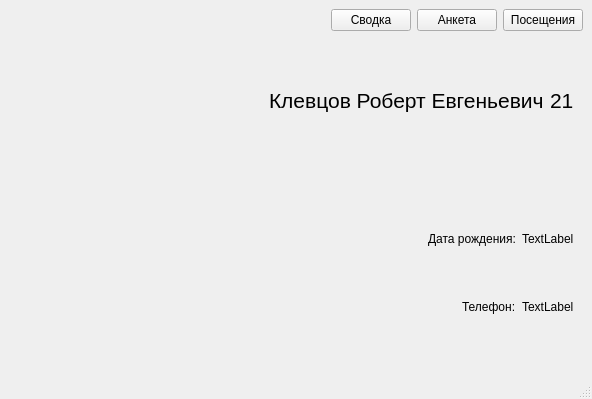
This is mainwindow.ui in robertoDeSPb/clientBaseApp as Qt 5 draws it before an edit. The edited form follows.
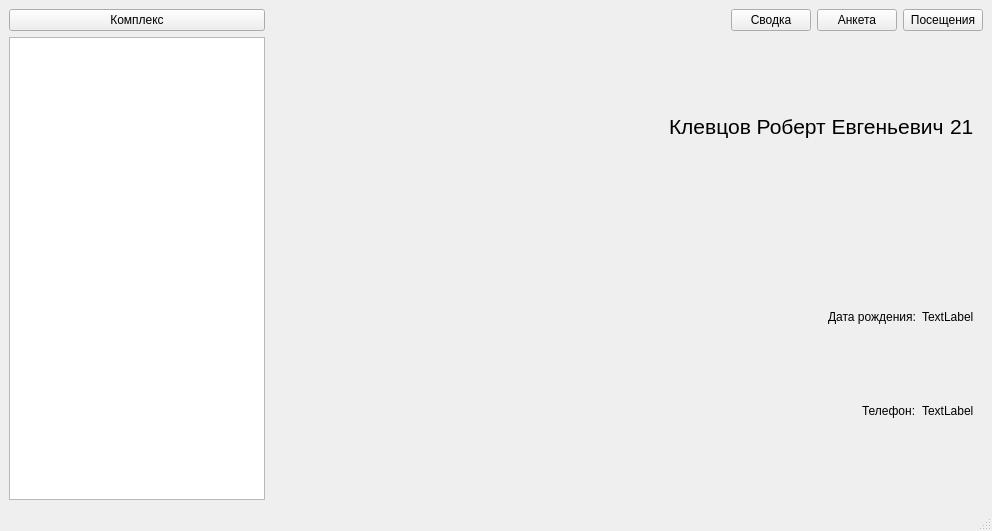
This is the edited form. Icons and pictures are not drawn.

Patch:
```diff
--- a/mainwindow.ui
+++ b/mainwindow.ui
@@ -6,8 +6,8 @@
    <rect>
     <x>0</x>
     <y>0</y>
-    <width>592</width>
-    <height>399</height>
+    <width>992</width>
+    <height>531</height>
    </rect>
   </property>
   <property name="windowTitle">
@@ -18,7 +18,7 @@
   </property>
   <widget class="QWidget" name="centralwidget">
    <layout class="QGridLayout" name="gridLayout">
-    <item row="0" column="0">
+    <item row="0" column="1">
      <spacer name="horizontalSpacer_2">
       <property name="orientation">
        <enum>Qt::Horizontal</enum>
@@ -31,28 +31,28 @@
       </property>
      </spacer>
     </item>
-    <item row="0" column="1">
+    <item row="0" column="2">
      <widget class="QPushButton" name="sumButton">
       <property name="text">
        <string>Сводка</string>
       </property>
      </widget>
     </item>
-    <item row="0" column="2">
-     <widget class="QPushButton" name="profileButton">
-      <property name="text">
-       <string>Анкета</string>
-      </property>
-     </widget>
-    </item>
-    <item row="0" column="3">
+    <item row="0" column="4">
      <widget class="QPushButton" name="visitsButton">
       <property name="text">
        <string>Посещения</string>
       </property>
      </widget>
     </item>
-    <item row="1" column="0" colspan="4">
+    <item row="0" column="3">
+     <widget class="QPushButton" name="profileButton">
+      <property name="text">
+       <string>Анкета</string>
+      </property>
+     </widget>
+    </item>
+    <item row="1" column="1" colspan="4">
      <widget class="QStackedWidget" name="stackedWidget">
       <property name="currentIndex">
        <number>0</number>
@@ -265,6 +265,23 @@
       </widget>
      </widget>
     </item>
+    <item row="0" column="0">
+     <widget class="QPushButton" name="curGuests">
+      <property name="text">
+       <string>Комплекс</string>
+      </property>
+     </widget>
+    </item>
+    <item row="1" column="0">
+     <widget class="QTableView" name="tableView">
+      <property name="sizePolicy">
+       <sizepolicy hsizetype="Fixed" vsizetype="Expanding">
+        <horstretch>0</horstretch>
+        <verstretch>0</verstretch>
+       </sizepolicy>
+      </property>
+     </widget>
+    </item>
    </layout>
   </widget>
   <widget class="QMenuBar" name="menubar">
```
Left out of the diff: 108 changed lines with no effect on the pictures.
